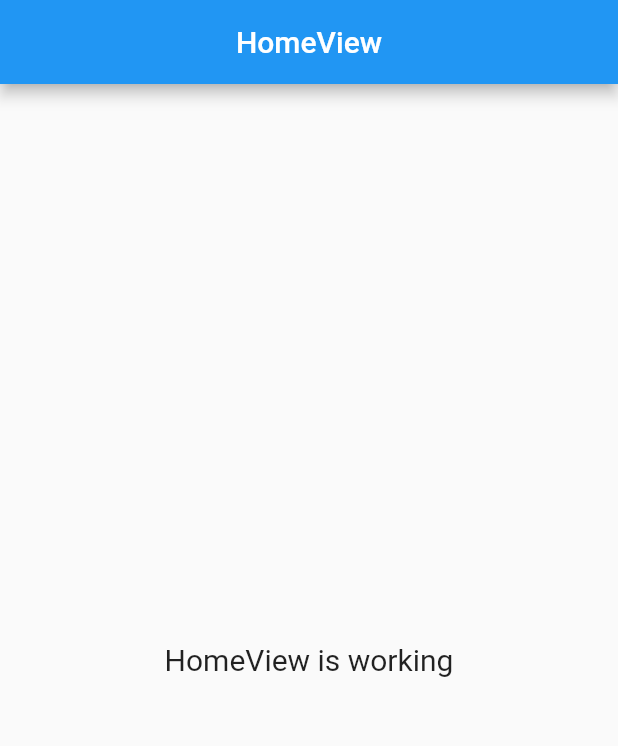
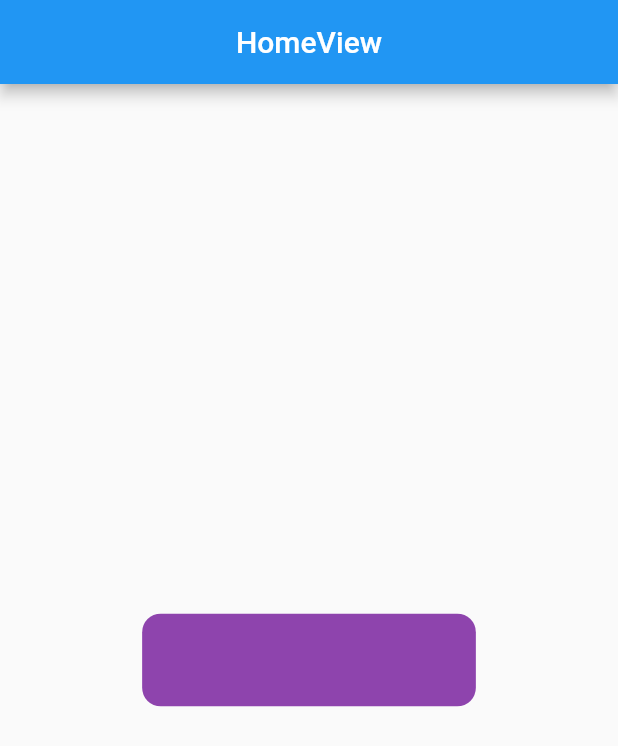
Before and after one commit to bzamanbd/GetX_All, a Flutter app: the screen it shows after launch, on a phone screen of 412 x 824 dp. Shown: the top 746 px of the screen. Run offline on Flutter 3.47's test engine with Material 2 defaults, Android fonts, the phone set to English and light mode, and no system bars; our stand-ins replace get.

Commit message:
getx-snackbar

```diff
--- a/snack_bar_getx/lib/app/modules/home/controllers/home_controller.dart
+++ b/snack_bar_getx/lib/app/modules/home/controllers/home_controller.dart
@@ -1,7 +1,9 @@
+// ignore_for_file: unnecessary_overrides
+
 import 'package:get/get.dart';
 
 class HomeController extends GetxController {
-  //TODO: Implement HomeController
+
 
   final count = 0.obs;
   @override
--- a/snack_bar_getx/lib/app/modules/home/views/home_view.dart
+++ b/snack_bar_getx/lib/app/modules/home/views/home_view.dart
@@ -1,6 +1,7 @@
 import 'package:flutter/material.dart';
 
 import 'package:get/get.dart';
+import 'package:snack_bar_getx/appcon.dart';
 
 import '../controllers/home_controller.dart';
 
@@ -13,9 +14,13 @@ class HomeView extends GetView<HomeController> {
         centerTitle: true,
       ),
       body: Center(
-        child: Text(
-          'HomeView is working',
-          style: TextStyle(fontSize: 20),
+        child: AppCon.commonWidgets.defaultBtn(
+          onTap: () => Get.snackbar(
+            'title',
+            'message',
+            icon: Icon(Icons.book),
+            snackPosition: SnackPosition.BOTTOM,
+          ),
         ),
       ),
     );
--- a/snack_bar_getx/lib/app/routes/app_routes.dart
+++ b/snack_bar_getx/lib/app/routes/app_routes.dart
@@ -4,9 +4,9 @@ part of 'app_pages.dart';
 abstract class Routes {
   Routes._();
 
-  static const HOME = _Paths.HOME;
+  static const home = _Paths.home;
 }
 
 abstract class _Paths {
-  static const HOME = '/home';
+  static const home = '/home';
 }
--- /dev/null
+++ b/snack_bar_getx/lib/app/themes/colors.dart
@@ -0,0 +1,20 @@
+import 'package:flutter/material.dart';
+
+class Colors {
+  MaterialColor swColor = MaterialColor(0xff8e44ad, {
+    50: Color(0xff803d9c), //10%,
+    100: Color(0xff72368a), //20%,
+    200: Color(0xff633079), //30%,
+    300: Color(0xff552968), //40%,
+    400: Color(0xff472257), //50%,
+    500: Color(0xff391b45), //60%,
+    600: Color(0xff2b1434), //70%,
+    700: Color(0xff1c0e23), //80%,
+    800: Color(0xff0e0711), //90%,
+    900: Color(0xff000000) //100%,
+  });
+  Color primaryColor = Color(0xff8e44ad);
+  Color secondaryColor = Color(0xff34495e);
+  Color textColor = Color.fromRGBO(0, 0, 0, 0.9);
+  Color scaffoldBgColor = Color(0xffffffff);
+}
--- /dev/null
+++ b/snack_bar_getx/lib/app/themes/text.dart
@@ -0,0 +1,18 @@
+import 'package:flutter/material.dart';
+import 'package:get/get.dart';
+import '../../appcon.dart';
+
+class Text {
+  TextTheme appText = TextTheme(
+    bodyText1: TextStyle(
+      color: AppCon.defaultColorTheme.textColor,
+      fontSize: Get.size.width * 0.06,
+      fontWeight: FontWeight.normal,
+    ),
+    bodyText2: TextStyle(
+      color: AppCon.defaultColorTheme.textColor,
+      fontSize: Get.size.width * 0.06,
+      fontWeight: FontWeight.normal,
+    ),
+  );
+}
--- /dev/null
+++ b/snack_bar_getx/lib/app/widgets/common_widgets.dart
@@ -0,0 +1,113 @@
+import 'package:flutter/material.dart';
+import 'package:get/get.dart';
+
+import '../../appcon.dart';
+
+class CommonWidgets {
+  defaultTitle(
+      {required String text,
+      Color? color,
+      double? fontsize,
+      FontWeight? weight,
+      double? height}) {
+    return Text(
+      text,
+      style: TextStyle(
+        fontSize: fontsize ??= Get.size.width * 0.1,
+        fontWeight: weight ??= FontWeight.w900,
+        color: color ??= Colors.black,
+        height: height ??= 1,
+      ),
+    );
+  }
+
+  defaultSubTitle(
+      {required String text,
+      Color? color,
+      double? fontsize,
+      FontWeight? weight,
+      double? height}) {
+    return Text(
+      text,
+      style: TextStyle(
+        fontSize: fontsize ??= Get.size.width * 0.061,
+        fontWeight: weight ??= FontWeight.w400,
+        color: color ??= Colors.black54,
+        height: height ??= 1,
+      ),
+    );
+  }
+
+  defaultText({
+    required String text,
+    Color? color,
+    double? fontsize,
+    FontWeight? weight,
+    double? height,
+    TextAlign? textAlign,
+  }) {
+    return Text(
+      text,
+      textAlign: textAlign ??= TextAlign.justify,
+      style: TextStyle(
+        fontSize: fontsize ??= Get.size.width * 0.055,
+        fontWeight: weight ??= FontWeight.w400,
+        color: color ??= AppCon.defaultColorTheme.textColor,
+        height: height ??= 1.4,
+      ),
+    );
+  }
+
+  defaultSpacer({double? height, double? width}) {
+    return SizedBox(
+      height: height ??= AppCon.defaultSize,
+      width: width ??= AppCon.defaultSize,
+    );
+  }
+
+  defaultBtn({
+    width,
+    height,
+    color,
+    borderRadius,
+    gradient,
+    boxShadow,
+    shadowColor,
+    shadowOffsetDX,
+    shadowOffsetDY,
+    shadowBlurRadius,
+    shadowSpreadRadius,
+    onTap,
+    onDoubleTap,
+    onLongPress,
+  }) {
+    return InkWell(
+      onTap: onTap,
+      onDoubleTap: onDoubleTap,
+      onLongPress: onLongPress,
+      child: Container(
+        width: width ?? AppCon.defaultSize * 9,
+        height: height ?? AppCon.defaultSize * 2.5,
+        decoration: BoxDecoration(
+          color: color ?? AppCon.defaultColorTheme.primaryColor,
+          borderRadius: borderRadius ??
+              BorderRadius.all(Radius.circular(AppCon.defaultSize / 2)),
+          gradient: gradient,
+          boxShadow: boxShadow != null
+              ? [
+                  BoxShadow(
+                    color: shadowColor ?? Colors.black54,
+                    offset: Offset(
+                      shadowOffsetDX ?? AppCon.defaultSize / 6,
+                      shadowOffsetDY ?? AppCon.defaultSize / 6,
+                    ),
+                    blurRadius: shadowBlurRadius ?? AppCon.defaultSize / 9,
+                    spreadRadius: shadowSpreadRadius ?? AppCon.defaultSize / 9,
+                  )
+                ]
+              : [],
+        ),
+      ),
+    );
+  }
+}
--- /dev/null
+++ b/snack_bar_getx/lib/appcon.dart
@@ -0,0 +1,13 @@
+import 'package:get/get.dart';
+
+import 'app/themes/colors.dart';
+import 'app/themes/text.dart';
+import 'app/widgets/common_widgets.dart';
+
+class AppCon {
+  // static final api = AppApiEndpoints();
+  static final defaultSize = Get.size.width * 0.06;
+  static final defaultColorTheme = Colors();
+  static final defaultTextTheme = Text();
+  static final commonWidgets = CommonWidgets();
+}
--- a/snack_bar_getx/lib/main.dart
+++ b/snack_bar_getx/lib/main.dart
@@ -7,8 +7,9 @@ import 'app/routes/app_pages.dart';
 void main() {
   runApp(
     GetMaterialApp(
+      debugShowCheckedModeBanner: false,
       title: "Application",
-      initialRoute: AppPages.INITIAL,
+      initialRoute: AppPages.initial,
       getPages: AppPages.routes,
     ),
   );
```
Also changed, not shown: snack_bar_getx/lib/app/routes/app_pages.dart (+2 -5 lines).
